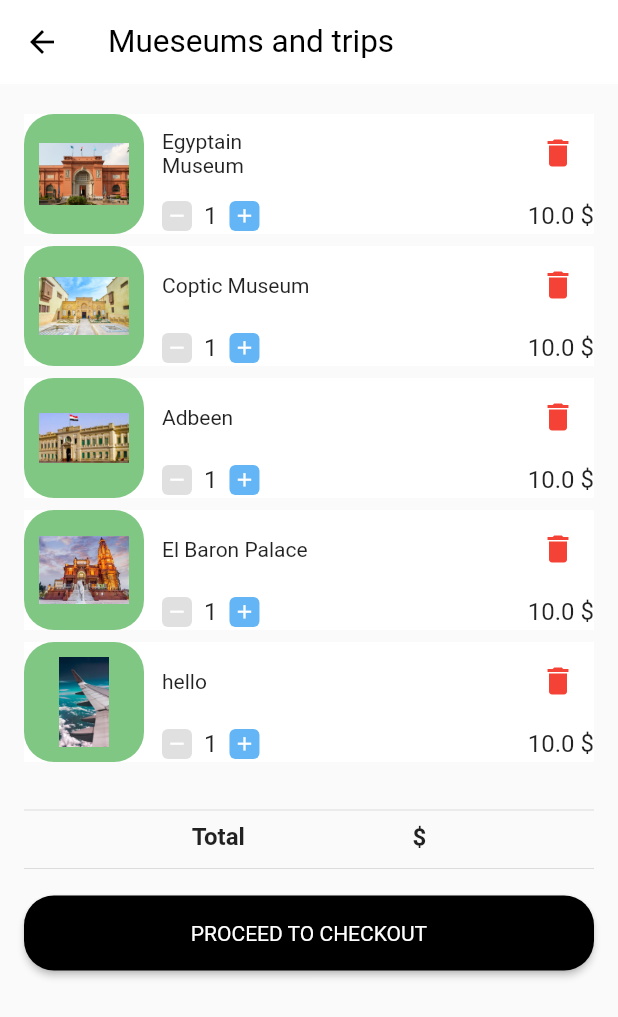
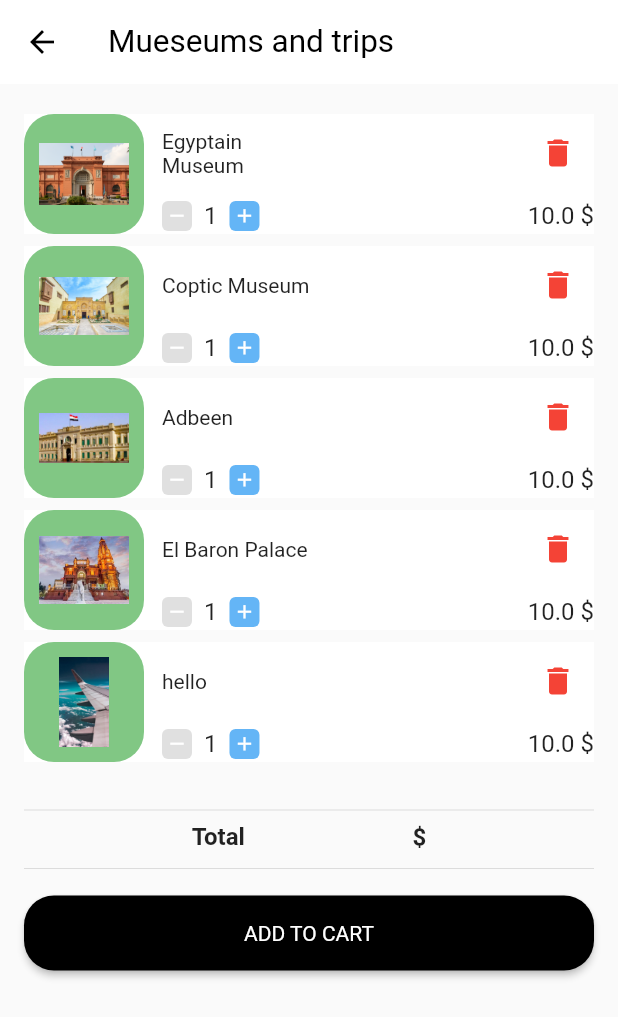
Before and after one commit to kareem337/RZ-tours-app, a Flutter app: the screen it shows after launch, item 4 of the bottom bar chosen, after a tap on the "shopping cart" icon, on a phone screen of 412 x 824 dp. Shown: the top 1017 px of the screen. Run offline on Flutter 3.47's test engine with Material 2 defaults, Android fonts, the phone set to English and light mode, and no system bars; network calls fail.

Commit message:
update chat

```diff
--- a/rz_tours/lib/screens/chat.dart
+++ b/rz_tours/lib/screens/chat.dart
@@ -16,19 +16,17 @@ class _ChatState extends State<Chat> {
   Widget build(BuildContext context) {
     return Scaffold(
       appBar: AppBar(
-        backgroundColor: Colors.amberAccent[100],
+        backgroundColor: Colors.blueGrey,
         title: Row(
           children: [
             // ignore: prefer_const_constructors
             CircleAvatar(
               radius: 20,
               // ignore: prefer_const_constructors
-              backgroundImage: NetworkImage(
-                  "https://pyxis.nymag.com/v1/imgs/6ca/c27/d480ad69b8be1bff0dc381baefb2d41ac0-30-tim-cook.2x.h473.w710.jpg"),
             ),
             Column(
               // ignore: prefer_const_literals_to_create_immutables
-              children: [Text("Name of The User"), Text("Active 1 min ago")],
+              children: [Text("Name of The User"), Text("Online")],
             )
           ],
         ),
@@ -42,13 +40,13 @@ class _ChatState extends State<Chat> {
         child: ListView(
           children: [
             Container(
-              color: Colors.amberAccent[100],
-              width: 100,
-              height: 100,
+              color: Colors.blueGrey,
+              width: 50,
+              height: 50,
             ),
             Container(
               child: Text('$s'),
-              color: Colors.blue,
+              color: Colors.greenAccent,
               width: 100,
               height: 100,
             ),
--- a/rz_tours/lib/screens/product_.dart
+++ b/rz_tours/lib/screens/product_.dart
@@ -73,7 +73,7 @@ class _CartViewState extends State<CartView> {
               borderRadius: BorderRadius.circular(20.0),
             ),
             child: Text(
-              'PROCEED TO CHECKOUT',
+              'ADD TO CART',
               style: TextStyle(
                 color: Colors.white,
                 fontSize: 14.0,
```
